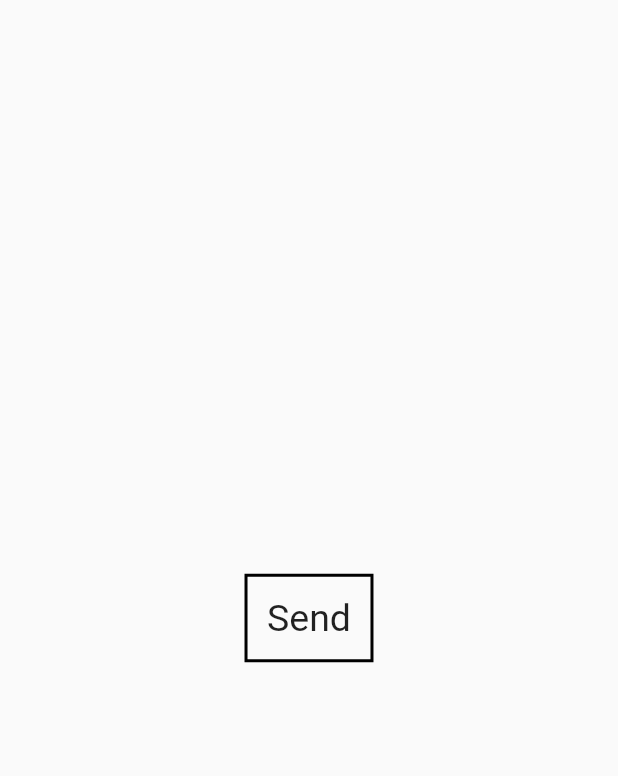
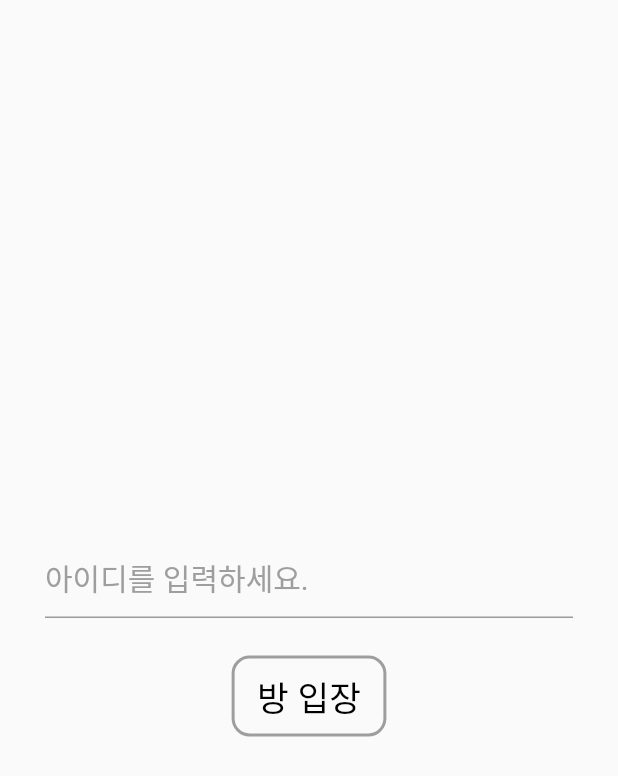
Before and after one commit to gdscewha-3rd/Project-ChatApp, a Flutter app: the screen it shows after launch, on a phone screen of 412 x 824 dp. Shown: the top 776 px of the screen. Run offline on Flutter 3.47's test engine with Material 2 defaults, Android fonts, the phone set to English and light mode, and no system bars; our stand-ins replace cloud_firestore, firebase_core; accounts and stored records are empty.

Commit message:
Create Entrance&Chatting screens

```diff
--- a/chat_app/lib/main.dart
+++ b/chat_app/lib/main.dart
@@ -1,6 +1,9 @@
+import 'package:chat_app/screens/entrance_page/entrance_page.dart';
+import 'package:chat_app/screens/entrance_page/local_utils/EntranceProvider.dart';
 import 'package:flutter/material.dart';
 import 'package:cloud_firestore/cloud_firestore.dart';
 import 'package:firebase_core/firebase_core.dart';
+import 'package:provider/provider.dart';
 
 void main() async{
   WidgetsFlutterBinding.ensureInitialized();
@@ -26,34 +29,8 @@ class MyHomePage extends StatefulWidget {
 
 class _MyHomePageState extends State<MyHomePage> {
 
-  void initState() {
-    super.initState();
-  }
-
   @override
   Widget build(BuildContext context) {
-    return Scaffold(
-      body: Center(
-        //버튼처럼 클릭할 수 있게
-        child: GestureDetector(
-          behavior: HitTestBehavior.translucent,
-          onTap: () async {
-            final f=FirebaseFirestore.instance;
-            //key-value 설정
-            await f.collection('PROFILE').doc('abc').set({'abc??':'def'});
-            print('ok');
-            },
-          //버튼
-          child: Container(
-            padding: EdgeInsets.all(13),
-            decoration: BoxDecoration(border: Border.all(width:2)),
-            child: Text(
-              'Send',
-              style: TextStyle(fontSize: 25),
-            )
-          ),
-        ),
-      ),
-    );
+    return ChangeNotifierProvider(create: (context) => EntranceProvider(), child: EntrancePage());
   }
 }
--- /dev/null
+++ b/chat_app/lib/screens/chatting_page/local_utils/ChattingProvider.dart
@@ -0,0 +1,7 @@
+import 'package:flutter/material.dart';
+
+class ChattingProvider extends ChangeNotifier {
+  ChattingProvider(this.id, this.name);
+  late final String id;
+  late final String name;
+}
--- /dev/null
+++ b/chat_app/lib/screens/entrance_page/entrance_page.dart
@@ -0,0 +1,77 @@
+import 'package:cloud_firestore/cloud_firestore.dart';
+import 'package:flutter/material.dart';
+import 'package:provider/provider.dart';
+import 'package:uuid/uuid.dart';
+import '../chatting_page/chatting_page.dart';
+import '../chatting_page/local_utils/ChattingProvider.dart';
+
+class EntrancePage extends StatefulWidget {
+  @override
+  _EntrancePageState createState() => _EntrancePageState();
+
+}
+
+class _EntrancePageState extends State<EntrancePage> {
+  late TextEditingController _controller;
+
+  void initState(){
+    _controller = TextEditingController();
+    super.initState();
+  }
+
+  @override
+  Widget build(BuildContext context) {
+    return Scaffold(
+      body: Center(
+        child: Column(
+          mainAxisAlignment: MainAxisAlignment.center,
+          children: [
+            Padding(
+              padding: EdgeInsets.symmetric(horizontal: 30, vertical: 25),
+
+              //닉네임 입력칸
+              child: TextField(
+                controller: _controller,
+                style: TextStyle(fontSize: 20),
+                decoration: InputDecoration(
+                  hintText: '아이디를 입력하세요.',
+                  hintStyle: TextStyle(color: Colors.grey)
+                ),
+              ),
+            ),
+
+            //버튼 클릭
+            GestureDetector(
+            behavior: HitTestBehavior.translucent,
+            onTap: () async {
+              //chatting page로 이동
+              Navigator.of(context).push(MaterialPageRoute(
+                  builder: (context) => ChangeNotifierProvider(
+                      create: (context) => ChattingProvider(Uuid().v1(),_controller.text),
+                      child: ChattingPage(),
+                  )
+              ));
+            },
+
+            //버튼 모양
+            child: Container(
+                padding: EdgeInsets.symmetric(vertical: 8, horizontal: 15),
+                decoration: BoxDecoration(
+                    border: Border.all(width:2, color: Colors.grey),
+                    borderRadius: BorderRadius.circular(12)
+                ),
+                child: Text(
+                  '방 입장',
+                  style: TextStyle(
+                      fontSize: 23,
+                      color: Colors.black
+                  ),
+                )
+            ),
+          ),
+          ],
+        ),
+      ),
+    );
+  }
+}
--- /dev/null
+++ b/chat_app/lib/screens/entrance_page/local_utils/EntranceProvider.dart
@@ -0,0 +1,5 @@
+import 'package:flutter/material.dart';
+
+class EntranceProvider extends ChangeNotifier {
+
+}
--- a/chat_app/pubspec.yaml
+++ b/chat_app/pubspec.yaml
@@ -30,6 +30,9 @@ dependencies:
   cloud_firestore: ^1.0.0
   firebase_core: ^1.0.0
   provider: ^5.0.0
+  uuid: ^3.0.6
+
+
 
   flutter:
     sdk: flutter
```
Also changed, not shown: chat_app/lib/screens/chatting_page/chatting_page.dart (added, +72 -0 lines), chat_app/pubspec.lock.
